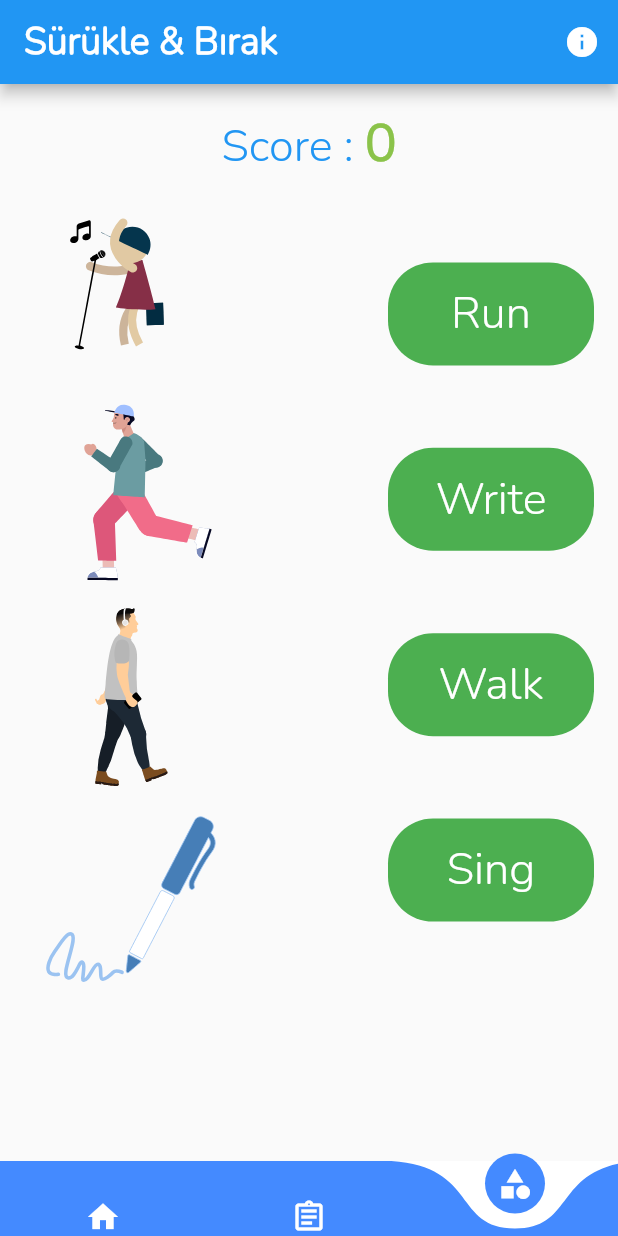
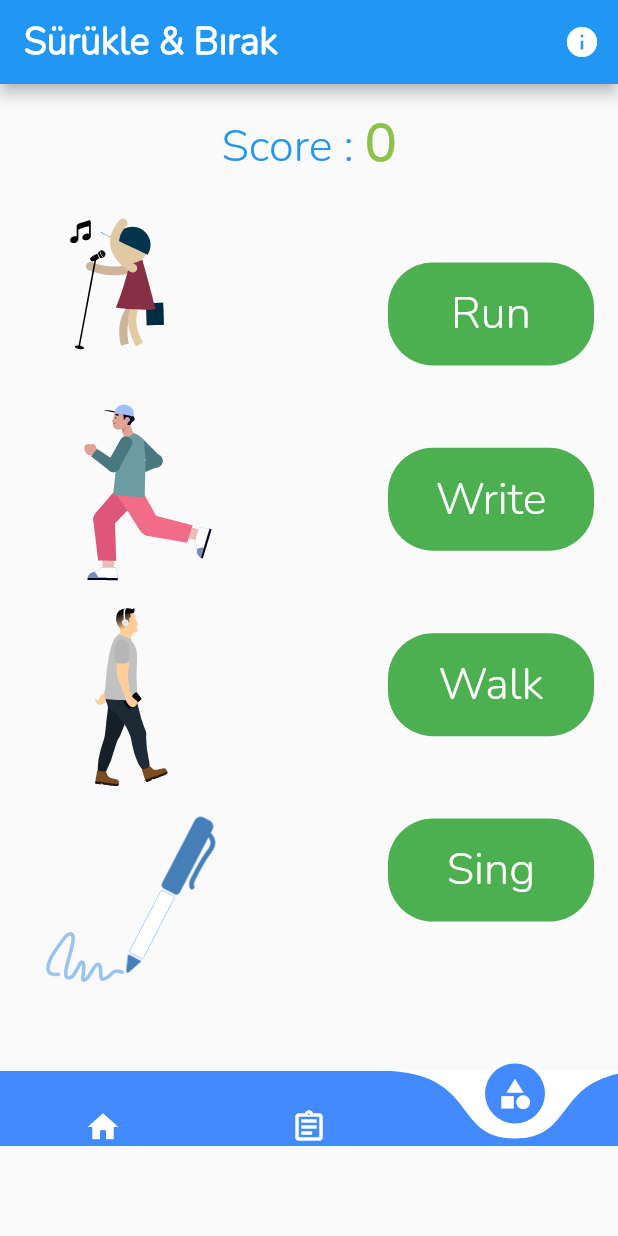
Before and after one commit to oguzhan17/learn_english, a Flutter app: the screen it shows after launch, item 3 of the bottom bar chosen, on a phone screen of 412 x 824 dp. Run offline on Flutter 3.47's test engine with Material 2 defaults, Android fonts, the phone set to English and light mode, and no system bars; drawn by our look-alikes of curved_navigation_bar; our stand-ins replace cloud_firestore, firebase_core, flip_card, flutter_tts, lottie; missing offline and left inert: firebase_admob; accounts and stored records are empty; network calls fail; project files that could hold a hidden picture were left out.

```diff
--- a/lib/bottom.dart
+++ b/lib/bottom.dart
@@ -1,6 +1,7 @@
 import 'package:curved_navigation_bar/curved_navigation_bar.dart';
 import 'package:flutter/material.dart';
-import 'package:learn_english/bottomNavBar/game_page.dart';
+
+import 'bottomNavBar/game_page.dart';
 import 'file:///C:/Users/oguzh/FlutterProjects/learn_english/learn_english/lib/bottomNavBar/home_page.dart';
 
 import 'bottomNavBar/quiz_home.dart';
@@ -22,7 +23,9 @@ class _BottomState extends State<Bottom> {
 }
   @override
   Widget build(BuildContext context) {
-    return Scaffold(
+    return Padding(
+      padding: const EdgeInsets.only(bottom: 60),
+      child: Scaffold(
               bottomNavigationBar: CurvedNavigationBar(
                 color: Colors.blueAccent,
                 key: _bottomNavigationKey,
@@ -43,6 +46,7 @@ class _BottomState extends State<Bottom> {
                   : (currentIndex == 1) ? QuizHome()
                   :  GamePage()
 
+      ),
     );
   }
 }
--- a/lib/bottomNavBar/game_page.dart
+++ b/lib/bottomNavBar/game_page.dart
@@ -221,8 +221,8 @@ class _GamePageState extends State<GamePage> {
               Padding(
                 padding: const EdgeInsets.only(top: 18.0),
                 child: SizedBox(
-                  height: MediaQuery.of(context).size.height / 15,
-                  width: MediaQuery.of(context).size.width / 1.8,
+                  height: MediaQuery.of(context).size.height / 12,
+                  width: MediaQuery.of(context).size.width / 1.5,
                   child: RaisedButton(
                       shape: RoundedRectangleBorder(
                         borderRadius: BorderRadius.circular(30.0),
--- a/lib/bottomNavBar/home_page.dart
+++ b/lib/bottomNavBar/home_page.dart
@@ -1,7 +1,10 @@
 import 'package:cloud_firestore/cloud_firestore.dart';
 import 'package:flutter/material.dart';
-import 'package:learn_english/second_page.dart';
 import 'package:learn_english/services/advert-service.dart';
+
+import '../second_page.dart';
+
+
 
 class HomePage extends StatelessWidget {
   @override
--- a/lib/bottomNavBar/quiz_home.dart
+++ b/lib/bottomNavBar/quiz_home.dart
@@ -29,7 +29,7 @@ class _QuizHomeState extends State<QuizHome> {
         onTap: () {
           Navigator.of(context).pushReplacement(
             MaterialPageRoute(
-              builder: (context) => getjson(categName),
+              builder: (context) => GetJson(categName),
             ),
           );
         },
--- a/pubspec.yaml
+++ b/pubspec.yaml
@@ -3,7 +3,7 @@ description: A new Flutter application.
 
 publish_to: 'none' # Remove this line if you wish to publish to pub.dev
 
-version: 1.0.0+1
+version: 1.0.2+3
 
 environment:
   sdk: ">=2.7.0 <3.0.0"
```
Also changed, not shown: lib/quizPage/quizpage.dart (+22 -17 lines), lib/second_page.dart (+7 -3 lines), assets/icon/icon.png, 29 other files. Lines whose indentation alone changed are shown as unchanged.
